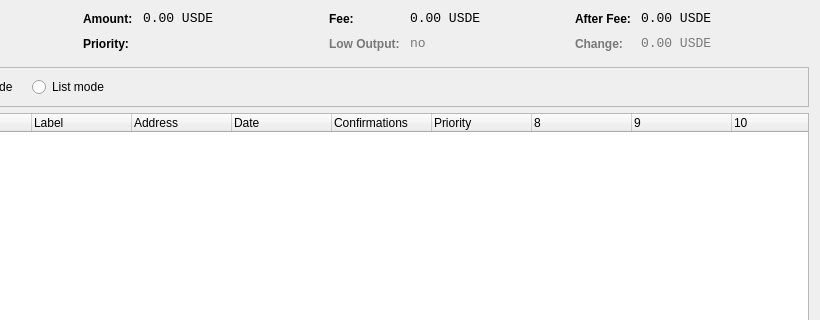
Before: the Qt Designer form src/qt/forms/coincontroldialog.ui in owner232/USDEX, drawn with Qt 5; both pictures show x 180 to 1000 and y 0 to 320 of the 1000 by 500 pixel window.
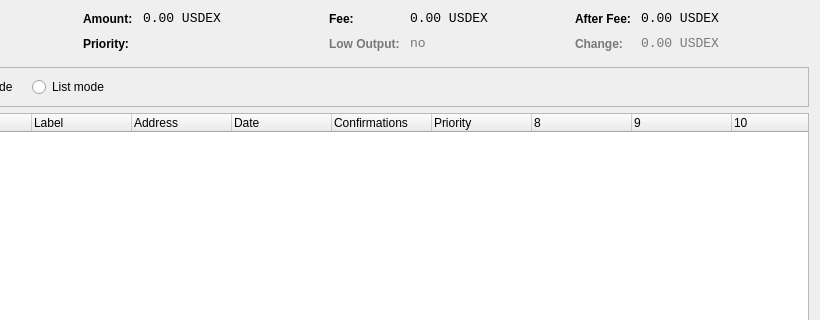
After: the same form once the commit is applied. Icons and pictures are not drawn. Custom widgets are drawn as their Qt base class.

Commit message: Changing USDE to USDEX Welcome to the Start of the Unification of the Next Generation Cryptocurrencies

Patch:
```diff
--- a/src/qt/forms/coincontroldialog.ui
+++ b/src/qt/forms/coincontroldialog.ui
@@ -852,7 +852,7 @@
           <enum>Qt::ActionsContextMenu</enum>
          </property>
          <property name="text">
-          <string notr="true">0.00 USDE</string>
+          <string notr="true">0.00 USDEX</string>
          </property>
          <property name="textInteractionFlags">
           <set>Qt::LinksAccessibleByMouse|Qt::TextSelectableByKeyboard|Qt::TextSelectableByMouse</set>
@@ -1404,7 +1404,7 @@
           <enum>Qt::ActionsContextMenu</enum>
          </property>
          <property name="text">
-          <string notr="true">0.00 USDE</string>
+          <string notr="true">0.00 USDEX</string>
          </property>
          <property name="textInteractionFlags">
           <set>Qt::LinksAccessibleByMouse|Qt::TextSelectableByKeyboard|Qt::TextSelectableByMouse</set>
@@ -1962,7 +1962,7 @@
           <enum>Qt::ActionsContextMenu</enum>
          </property>
          <property name="text">
-          <string notr="true">0.00 USDE</string>
+          <string notr="true">0.00 USDEX</string>
          </property>
          <property name="textInteractionFlags">
           <set>Qt::LinksAccessibleByMouse|Qt::TextSelectableByKeyboard|Qt::TextSelectableByMouse</set>
@@ -2236,7 +2236,7 @@
           <enum>Qt::ActionsContextMenu</enum>
          </property>
          <property name="text">
-          <string notr="true">0.00 USDE</string>
+          <string notr="true">0.00 USDEX</string>
          </property>
          <property name="textInteractionFlags">
           <set>Qt::LinksAccessibleByMouse|Qt::TextSelectableByKeyboard|Qt::TextSelectableByMouse</set>
```
The commit also changes 127 other files.
